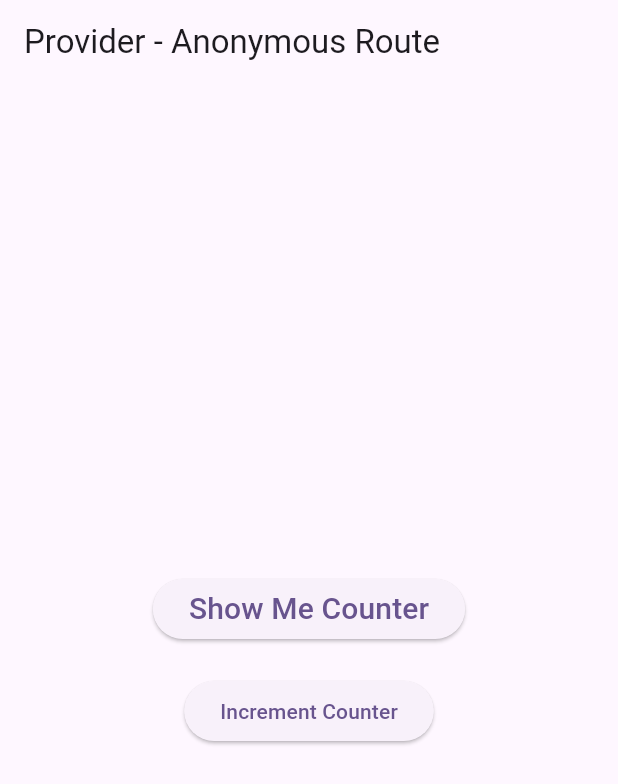
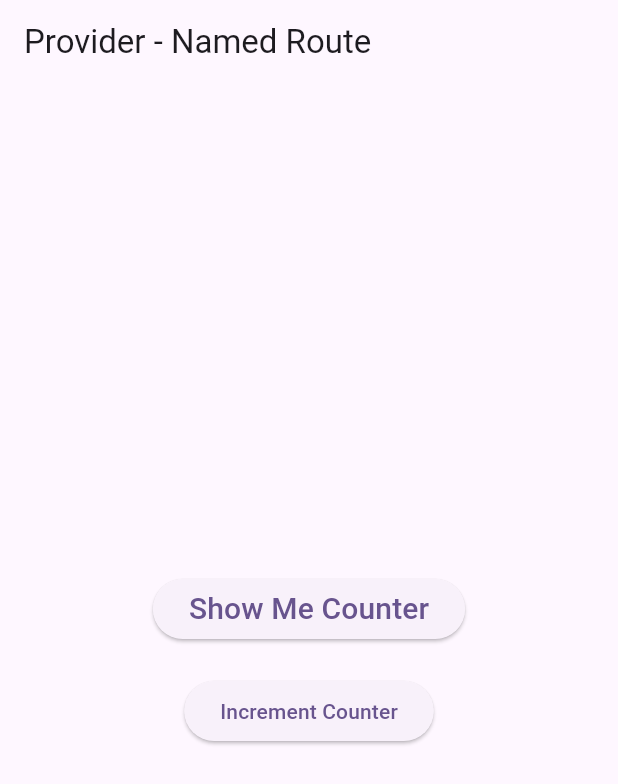
Before and after one commit to Sandeepsunil01/state-management-provider, a Flutter app: the screen it shows after launch, after a tap on "Increment Counter", on a phone screen of 412 x 824 dp. Shown: the top 784 px of the screen. Run offline on Flutter 3.47's test engine with Material 2 defaults, Android fonts, the phone set to English and light mode, and no system bars.

Commit message:
Provider Overview for Named Routes

```diff
--- a/lib/main.dart
+++ b/lib/main.dart
@@ -1,13 +1,21 @@
 import 'package:flutter/material.dart';
 import 'package:provider/provider.dart';
-import 'provider_overview/provider_overview_12.dart';
+import 'package:state_management/routes/show_me_counter.dart';
+import 'provider_overview/provider_overview_13.dart';
 
 void main() {
   runApp(const MyApp());
 }
 
-class MyApp extends StatelessWidget {
+class MyApp extends StatefulWidget {
   const MyApp({super.key});
+
+  @override
+  State<MyApp> createState() => _MyAppState();
+}
+
+class _MyAppState extends State<MyApp> {
+  final Counter _counter = Counter();
 
   @override
   Widget build(BuildContext context) {
@@ -18,10 +26,18 @@ class MyApp extends StatelessWidget {
         colorScheme: ColorScheme.fromSeed(seedColor: Colors.deepPurple),
         useMaterial3: true,
       ),
-      home: ChangeNotifierProvider<Counter>(
-        create: (context) => Counter(),
-        child: const ProviderOverview12(),
-      ),
+      routes: {
+        '/': (context) => ChangeNotifierProvider.value(
+            value: _counter, child: const ProviderOverview13()),
+        '/counter': (context) => ChangeNotifierProvider.value(
+            value: _counter, child: const ShowMeCounter()),
+      },
     );
   }
+
+  @override
+  void dispose() {
+    _counter.dispose();
+    super.dispose();
+  }
 }
--- /dev/null
+++ b/lib/provider_overview/provider_overview_13.dart
@@ -0,0 +1,50 @@
+import 'package:flutter/material.dart';
+import 'package:provider/provider.dart';
+
+class ProviderOverview13 extends StatefulWidget {
+  const ProviderOverview13({super.key});
+
+  @override
+  State<ProviderOverview13> createState() => ProviderOverview13State();
+}
+
+class ProviderOverview13State extends State<ProviderOverview13> {
+  @override
+  Widget build(BuildContext context) {
+    return Scaffold(
+      appBar: AppBar(title: const Text("Provider - Named Route")),
+      body: Center(
+        child: Column(
+          mainAxisAlignment: MainAxisAlignment.center,
+          children: [
+            ElevatedButton(
+              onPressed: () {
+                Navigator.pushNamed(context, "/counter");
+              },
+              child: const Text(
+                "Show Me Counter",
+                style: TextStyle(fontSize: 20),
+              ),
+            ),
+            const SizedBox(height: 20),
+            ElevatedButton(
+              onPressed: () {
+                context.read<Counter>().increment();
+              },
+              child: const Text("Increment Counter"),
+            ),
+          ],
+        ),
+      ),
+    );
+  }
+}
+
+class Counter with ChangeNotifier {
+  int counter = 0;
+
+  void increment() {
+    counter++;
+    notifyListeners();
+  }
+}
--- a/pubspec.yaml
+++ b/pubspec.yaml
@@ -20,7 +20,7 @@ dev_dependencies:
   flutter_test:
     sdk: flutter
 
-  flutter_lints: ^2.0.0
+  # flutter_lints: ^2.0.0
 
 flutter:
 
```
